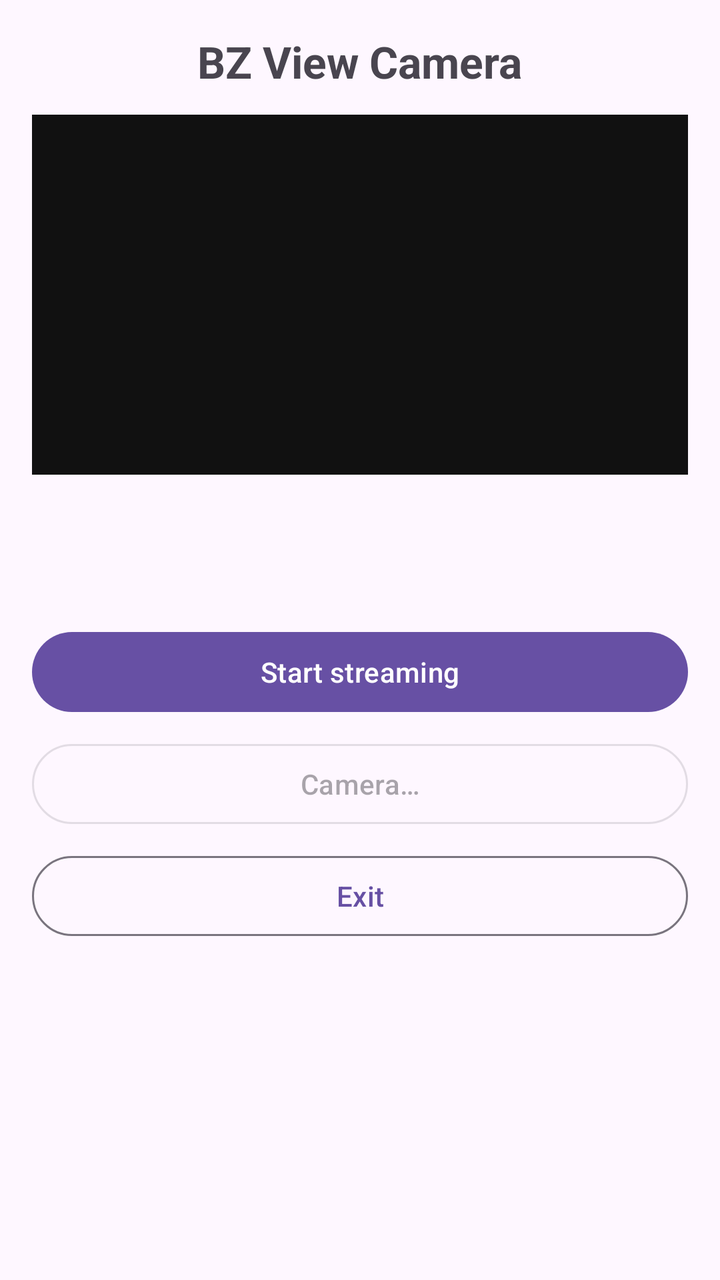
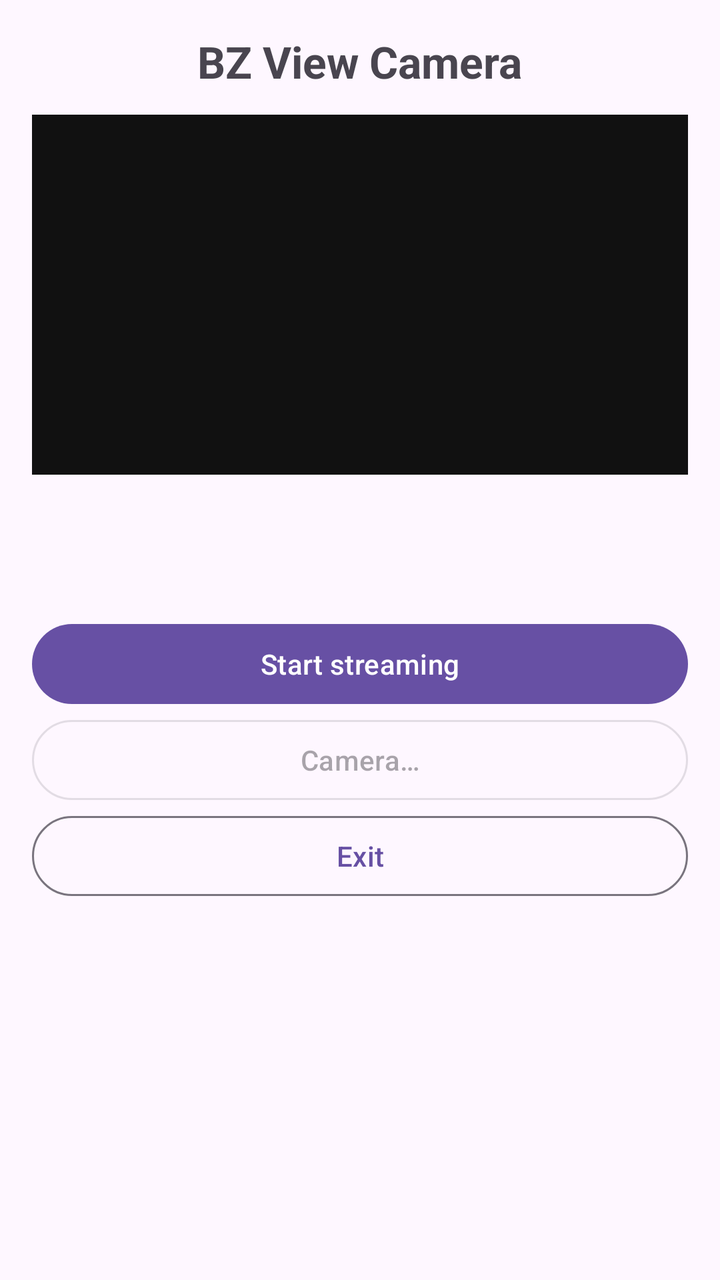

An Android layout rendered at two revisions. The XML below is the earlier revision; the diff shows what the commit changed to produce the second picture.
<!-- AndroidManifest.xml: application theme Theme.BZViewCamera -->
<!-- res/layout/activity_camera.xml -->
<?xml version="1.0" encoding="utf-8"?>
<ScrollView xmlns:android="http://schemas.android.com/apk/res/android"
    android:id="@+id/root"
    android:layout_width="match_parent"
    android:layout_height="match_parent"
    android:fillViewport="true">

    <LinearLayout
        android:layout_width="match_parent"
        android:layout_height="wrap_content"
        android:gravity="center_horizontal"
        android:orientation="vertical"
        android:padding="16dp">

        <TextView
            android:layout_width="wrap_content"
            android:layout_height="wrap_content"
            android:text="@string/app_name"
            android:textSize="22sp"
            android:textStyle="bold" />

        <ImageView
            android:id="@+id/previewView"
            android:layout_width="match_parent"
            android:layout_height="180dp"
            android:layout_marginTop="12dp"
            android:background="#111111"
            android:contentDescription="@string/preview"
            android:scaleType="fitCenter" />

        <ImageView
            android:id="@+id/qrView"
            android:layout_width="220dp"
            android:layout_height="220dp"
            android:layout_marginTop="16dp"
            android:contentDescription="@string/pairing_qr"
            android:visibility="gone" />

        <TextView
            android:id="@+id/addressText"
            android:layout_width="wrap_content"
            android:layout_height="wrap_content"
            android:layout_marginTop="6dp"
            android:textIsSelectable="true"
            android:textSize="13sp"
            android:visibility="gone" />

        <TextView
            android:id="@+id/remoteText"
            android:layout_width="match_parent"
            android:layout_height="wrap_content"
            android:layout_marginTop="10dp"
            android:gravity="center"
            android:textSize="13sp"
            android:visibility="gone" />

        <com.google.android.material.button.MaterialButton
            android:id="@+id/tailscaleButton"
            style="@style/Widget.Material3.Button.OutlinedButton"
            android:layout_width="match_parent"
            android:layout_height="wrap_content"
            android:layout_marginTop="6dp"
            android:text="@string/get_tailscale"
            android:visibility="gone" />

        <TextView
            android:id="@+id/webHintText"
            android:layout_width="wrap_content"
            android:layout_height="wrap_content"
            android:layout_marginTop="10dp"
            android:text="@string/web_link_hint"
            android:textSize="13sp"
            android:visibility="gone" />

        <TextView
            android:id="@+id/webAddressText"
            android:layout_width="wrap_content"
            android:layout_height="wrap_content"
            android:layout_marginTop="2dp"
            android:textIsSelectable="true"
            android:textSize="13sp"
            android:visibility="gone" />

        <com.google.android.material.button.MaterialButton
            android:id="@+id/shareWebButton"
            style="@style/Widget.Material3.Button.OutlinedButton"
            android:layout_width="match_parent"
            android:layout_height="wrap_content"
            android:layout_marginTop="6dp"
            android:text="@string/share_web_link"
            android:visibility="gone" />

        <TextView
            android:id="@+id/statusText"
            android:layout_width="match_parent"
            android:layout_height="wrap_content"
            android:layout_marginTop="12dp"
            android:gravity="center"
            android:textSize="15sp" />

        <TextView
            android:id="@+id/viewersText"
            android:layout_width="wrap_content"
            android:layout_height="wrap_content"
            android:layout_marginTop="6dp"
            android:textSize="15sp"
            android:textStyle="bold" />

        <com.google.android.material.button.MaterialButton
            android:id="@+id/toggleButton"
            android:layout_width="match_parent"
            android:layout_height="wrap_content"
            android:layout_marginTop="16dp"
            android:text="@string/start_streaming" />

        <com.google.android.material.button.MaterialButton
            android:id="@+id/cameraButton"
            style="@style/Widget.Material3.Button.OutlinedButton"
            android:layout_width="match_parent"
            android:layout_height="wrap_content"
            android:layout_marginTop="8dp"
            android:enabled="false"
            android:text="@string/camera_button" />

        <com.google.android.material.button.MaterialButton
            android:id="@+id/exitButton"
            style="@style/Widget.Material3.Button.OutlinedButton"
            android:layout_width="match_parent"
            android:layout_height="wrap_content"
            android:layout_marginTop="8dp"
            android:text="@string/exit" />

    </LinearLayout>
</ScrollView>
<!-- resources referenced by this layout -->
<resources>
  <string name="app_name">BZ View Camera</string>
  <string name="camera_button">Camera…</string>
  <string name="exit">Exit</string>
  <string name="get_tailscale">Get Tailscale (remote access)</string>
  <string name="pairing_qr">Pairing QR code</string>
  <string name="preview">Camera preview</string>
  <string name="share_web_link">Share web link</string>
  <string name="start_streaming">Start streaming</string>
  <string name="web_link_hint">Or open this in any browser on the same Wi-Fi:</string>
  <style name="Theme.BZViewCamera" parent="Theme.Material3.DayNight.NoActionBar" />
</resources>

<!-- the commit's change to res/layout/activity_camera.xml (unified diff, before → after) -->
@@ -56,8 +56,8 @@
 
         <com.google.android.material.button.MaterialButton
             android:id="@+id/tailscaleButton"
-            style="@style/Widget.Material3.Button.OutlinedButton"
-            android:layout_width="match_parent"
+            style="@style/CompactOutlinedButton.Small"
+            android:layout_width="wrap_content"
             android:layout_height="wrap_content"
             android:layout_marginTop="6dp"
             android:text="@string/get_tailscale"
@@ -83,7 +83,7 @@
 
         <com.google.android.material.button.MaterialButton
             android:id="@+id/shareWebButton"
-            style="@style/Widget.Material3.Button.OutlinedButton"
+            style="@style/CompactOutlinedButton"
             android:layout_width="match_parent"
             android:layout_height="wrap_content"
             android:layout_marginTop="6dp"
@@ -108,6 +108,7 @@
 
         <com.google.android.material.button.MaterialButton
             android:id="@+id/toggleButton"
+            style="@style/CompactButton"
             android:layout_width="match_parent"
             android:layout_height="wrap_content"
             android:layout_marginTop="16dp"
@@ -115,7 +116,7 @@
 
         <com.google.android.material.button.MaterialButton
             android:id="@+id/cameraButton"
-            style="@style/Widget.Material3.Button.OutlinedButton"
+            style="@style/CompactOutlinedButton"
             android:layout_width="match_parent"
             android:layout_height="wrap_content"
             android:layout_marginTop="8dp"
@@ -124,7 +125,7 @@
 
         <com.google.android.material.button.MaterialButton
             android:id="@+id/exitButton"
-            style="@style/Widget.Material3.Button.OutlinedButton"
+            style="@style/CompactOutlinedButton"
             android:layout_width="match_parent"
             android:layout_height="wrap_content"
             android:layout_marginTop="8dp"
<!-- resource entries referenced after the edit -->
@@ -3,12 +3,28 @@
   <string name="app_name">BZ View Camera</string>
   <string name="camera_button">Camera…</string>
   <string name="exit">Exit</string>
-  <string name="get_tailscale">Get Tailscale (remote access)</string>
+  <string name="get_tailscale">Get Tailscale</string>
   <string name="pairing_qr">Pairing QR code</string>
   <string name="preview">Camera preview</string>
   <string name="share_web_link">Share web link</string>
   <string name="start_streaming">Start streaming</string>
   <string name="web_link_hint">Or open this in any browser on the same Wi-Fi:</string>
+  <style name="CompactButton" parent="Widget.Material3.Button">
+          <item name="android:minHeight">40dp</item>
+          <item name="android:insetTop">0dp</item>
+          <item name="android:insetBottom">0dp</item>
+      </style>
+  <style name="CompactOutlinedButton" parent="Widget.Material3.Button.OutlinedButton">
+          <item name="android:minHeight">40dp</item>
+          <item name="android:insetTop">0dp</item>
+          <item name="android:insetBottom">0dp</item>
+      </style>
+  <style name="CompactOutlinedButton.Small">
+          <item name="android:minHeight">30dp</item>
+          <item name="android:paddingLeft">14dp</item>
+          <item name="android:paddingRight">14dp</item>
+          <item name="android:textSize">12sp</item>
+      </style>
   <style name="Theme.BZViewCamera" parent="Theme.Material3.DayNight.NoActionBar" />
 </resources>
 
